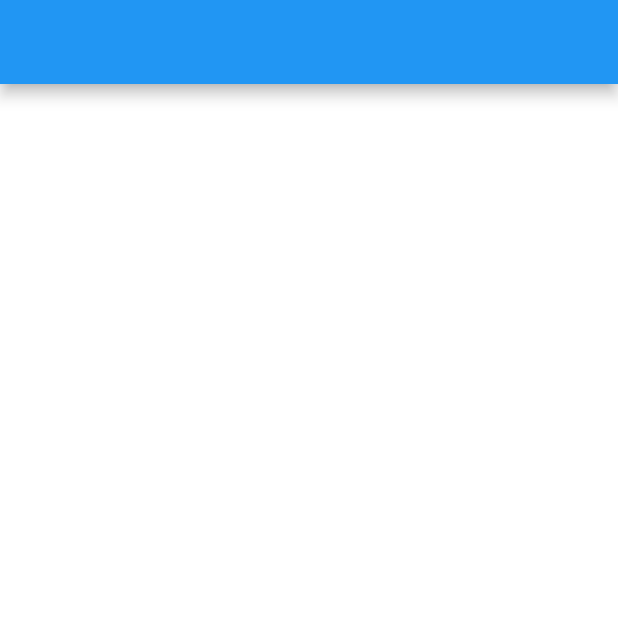
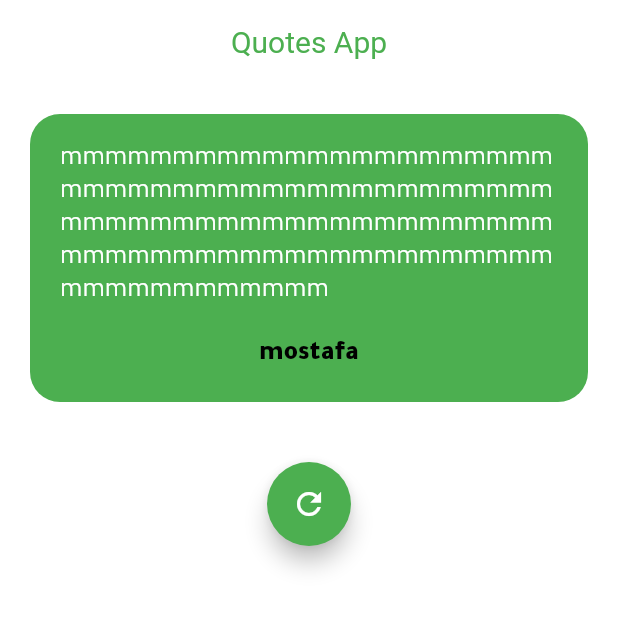
Before and after one commit to mostafaahmedbahr/clean_arch_with_ismail, a Flutter app: the screen it shows after launch, on a phone screen of 412 x 824 dp, the top half of it. Run offline on Flutter 3.47's test engine with Material 2 defaults, Android fonts, the phone set to English and light mode, and no system bars; our stand-ins replace flutter_bloc, go_router.

Commit message:
finish presentation layer

```diff
--- a/lib/config/themes/app_theme.dart
+++ b/lib/config/themes/app_theme.dart
@@ -11,6 +11,18 @@ ThemeData appTheme()
     brightness: Brightness.light,
     scaffoldBackgroundColor: AppColors.white,
     fontFamily: AppStrings.appFontName,
+    floatingActionButtonTheme: FloatingActionButtonThemeData(
+      backgroundColor: AppColors.primary,
+    ),
+    appBarTheme:   AppBarTheme(
+      titleTextStyle: TextStyle(
+        color: AppColors.primary,
+        fontSize: 20,
+      ),
+      centerTitle: true,
+      color: Colors.transparent,
+      elevation: 0,
+    ),
     textTheme: TextTheme(
       labelLarge: TextStyle(
         fontSize: 16,
--- a/lib/features/random_qoutes/presentation/views/quotes_view.dart
+++ b/lib/features/random_qoutes/presentation/views/quotes_view.dart
@@ -1,12 +1,20 @@
+import 'package:clean_arch_with_ismail/core/utiles/app_sources/app_strings.dart';
 import 'package:flutter/material.dart';
+
+import '../widgets/quotes_view_body_widget.dart';
 
 class QuotesView extends StatelessWidget {
   const QuotesView({Key? key}) : super(key: key);
 
   @override
   Widget build(BuildContext context) {
-    return Scaffold(
-      appBar: AppBar(),
+    return SafeArea(
+      child: Scaffold(
+        appBar: AppBar(
+          title: const Text(AppStrings.appName),
+        ),
+        body: const QuotesViewBodyWidget(),
+      ),
     );
   }
 }
--- /dev/null
+++ b/lib/features/random_qoutes/presentation/widgets/floating_action_button_widget.dart
@@ -0,0 +1,13 @@
+import 'package:flutter/material.dart';
+
+class FloatingActionButtonWidget extends StatelessWidget {
+  const FloatingActionButtonWidget({Key? key}) : super(key: key);
+
+  @override
+  Widget build(BuildContext context) {
+    return FloatingActionButton(
+        onPressed: (){},
+      child: const Icon(Icons.refresh),
+    );
+  }
+}
--- /dev/null
+++ b/lib/features/random_qoutes/presentation/widgets/quote_content_widget.dart
@@ -0,0 +1,35 @@
+import 'package:clean_arch_with_ismail/core/utiles/app_sources/app_colors.dart';
+import 'package:clean_arch_with_ismail/core/utiles/media_query.dart';
+import 'package:flutter/cupertino.dart';
+
+class QuoteContentWidget extends StatelessWidget {
+  const QuoteContentWidget({Key? key}) : super(key: key);
+
+  @override
+  Widget build(BuildContext context) {
+    return Container(
+      padding: const EdgeInsets.all(20),
+      width: context.width,
+      decoration: BoxDecoration(
+        borderRadius: BorderRadius.circular(20),
+        color: AppColors.primary,
+      ),
+      child: Column(
+        children: [
+          Text("m"*100,
+          style: TextStyle(
+            fontSize: 18,
+            color: AppColors.white,
+          ),),
+          const SizedBox(height: 20,),
+          Text("mostafa",
+            style: TextStyle(
+              fontSize: 18,
+              fontWeight: FontWeight.bold,
+              color: AppColors.black,
+            ),),
+        ],
+      ),
+    );
+  }
+}
--- /dev/null
+++ b/lib/features/random_qoutes/presentation/widgets/quotes_view_body_widget.dart
@@ -0,0 +1,23 @@
+import 'package:clean_arch_with_ismail/features/random_qoutes/presentation/widgets/quote_content_widget.dart';
+import 'package:flutter/cupertino.dart';
+import 'package:flutter/material.dart';
+
+import 'floating_action_button_widget.dart';
+
+class QuotesViewBodyWidget extends StatelessWidget {
+  const QuotesViewBodyWidget({Key? key}) : super(key: key);
+
+  @override
+  Widget build(BuildContext context) {
+    return const Padding(
+      padding:  EdgeInsets.all(20.0),
+      child:   Column(
+        children: [
+          QuoteContentWidget(),
+          SizedBox(height: 40,),
+          FloatingActionButtonWidget(),
+        ],
+      ),
+    );
+  }
+}
```
